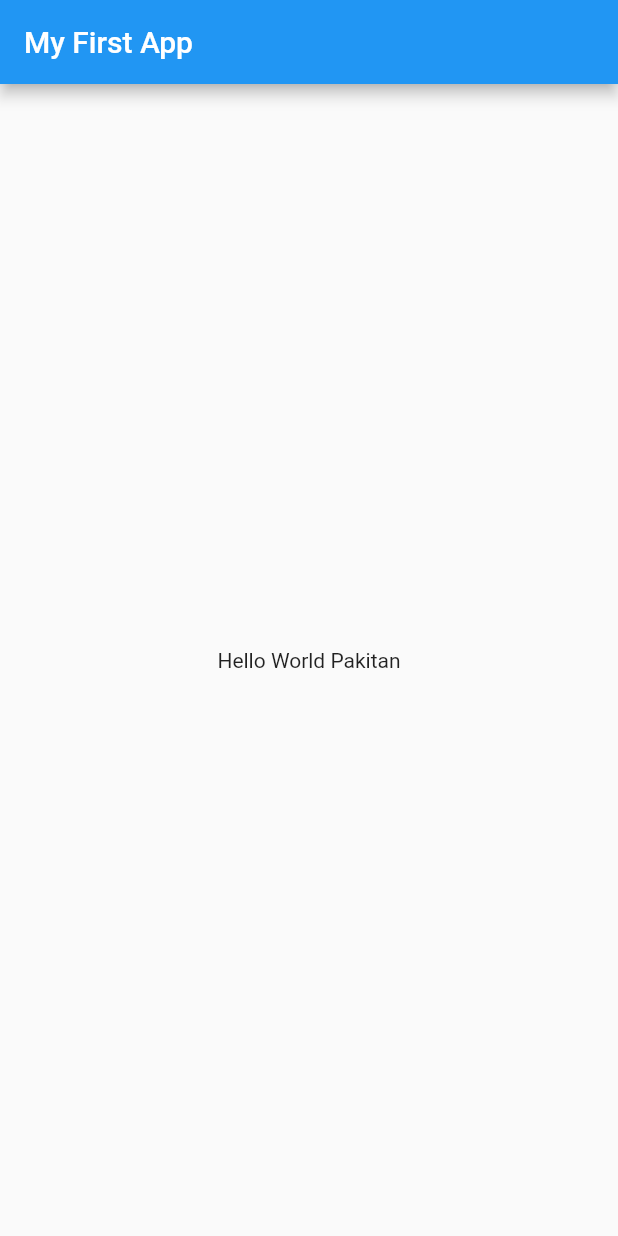
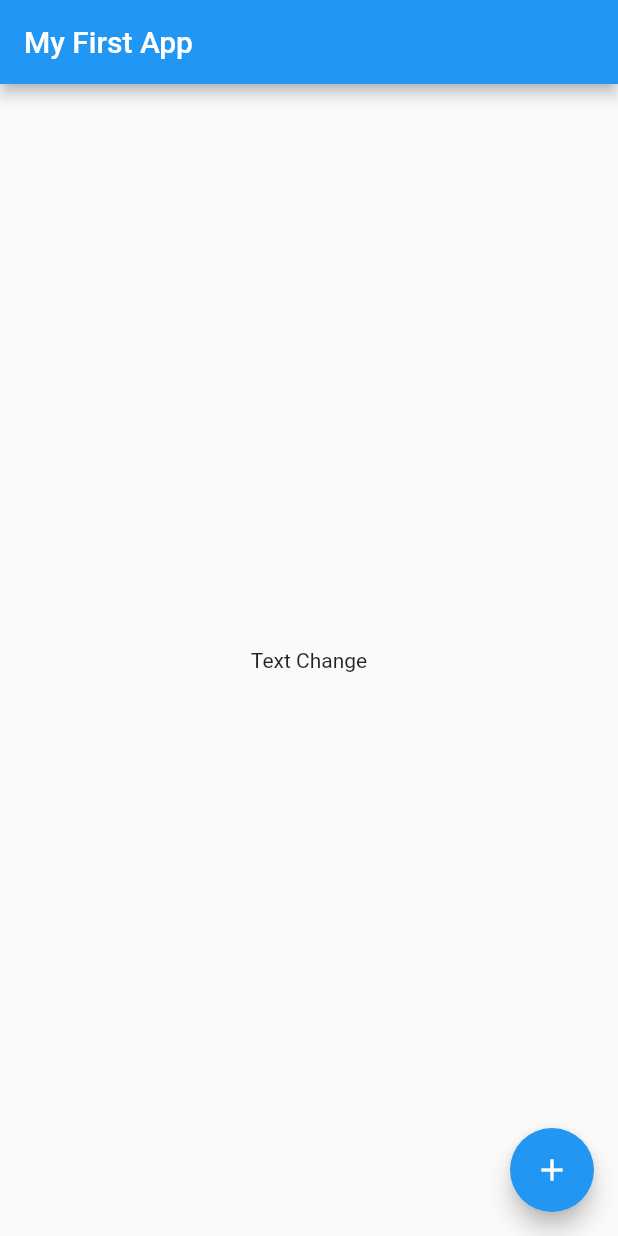
Before and after one commit to Muhamamdmuneeb/FlutterApp, a Flutter app: the screen it shows after launch, on a phone screen of 412 x 824 dp. Run offline on Flutter 3.47's test engine with Material 2 defaults, Android fonts, the phone set to English and light mode, and no system bars.

Commit message:
Second comment modify main.dart file

```diff
--- a/lib/main.dart
+++ b/lib/main.dart
@@ -9,15 +9,41 @@ class MyApp extends StatelessWidget{
     // TODO: implement build
     return MaterialApp(
         title: "My First App",
-        home: Scaffold(
+        home: MyWidget()
+    );
+  }
+}
+class MyWidget extends StatefulWidget{
+  @override
+  MyWidgetState createState() {
+    // TODO: implement createState
+    return MyWidgetState();
+  }
+}
+class MyWidgetState extends State<MyWidget>{
+  String  _text="Text Change";
+  onClick(){
+    setState(() {
+
+      _text="The Counter Started";
+    });
+  }
+  @override
+  Widget build(BuildContext context) {
+    // TODO: implement build
+    return Scaffold(
         appBar:AppBar(
           title: Text("My First App"),
           ),
           body: Center(
-            child: Text("Hello World Pakitan"),
+            child: Text(_text),
             ),
-        ),
-
-    );
+          floatingActionButton: FloatingActionButton(
+            onPressed: (){
+              onClick();
+            },
+            child: Icon(Icons.add),
+          ),
+        ) ;
   }
 }
```
